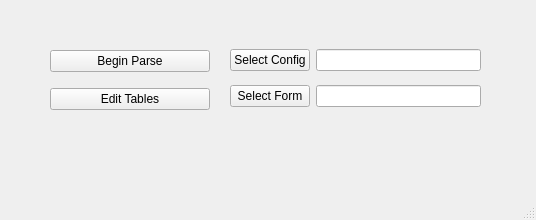
Before: the Qt Designer form resources/ui/mainwindow.ui in Acliu1498/freshman_form_parser, drawn with Qt 5.
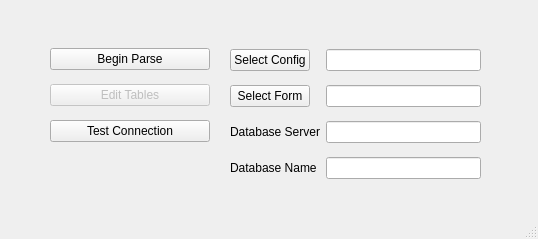
After: the same form once the commit is applied.

Commit message: added fields to enter in the database connection added button to test the connection

Patch:
```diff
--- a/resources/ui/mainwindow.ui
+++ b/resources/ui/mainwindow.ui
@@ -6,8 +6,8 @@
    <rect>
     <x>0</x>
     <y>0</y>
-    <width>536</width>
-    <height>220</height>
+    <width>538</width>
+    <height>239</height>
    </rect>
   </property>
   <property name="windowTitle">
@@ -20,7 +20,7 @@
       <x>50</x>
       <y>40</y>
       <width>160</width>
-      <height>80</height>
+      <height>111</height>
      </rect>
     </property>
     <layout class="QVBoxLayout" name="verticalLayout_2">
@@ -33,11 +33,24 @@
      </item>
      <item>
       <widget class="QPushButton" name="btn_go_to_edit_window">
+       <property name="enabled">
+        <bool>false</bool>
+       </property>
        <property name="text">
         <string>Edit Tables</string>
        </property>
       </widget>
      </item>
+     <item>
+      <widget class="QPushButton" name="btn_test_connection">
+       <property name="enabled">
+        <bool>true</bool>
+       </property>
+       <property name="text">
+        <string>Test Connection</string>
+       </property>
+      </widget>
+     </item>
     </layout>
    </widget>
    <widget class="QWidget" name="formLayoutWidget">
@@ -46,7 +59,7 @@
       <x>230</x>
       <y>40</y>
       <width>251</width>
-      <height>121</height>
+      <height>141</height>
      </rect>
     </property>
     <layout class="QFormLayout" name="formLayout">
@@ -87,6 +100,26 @@
        </property>
       </widget>
      </item>
+     <item row="2" column="1">
+      <widget class="QLineEdit" name="line_db_server"/>
+     </item>
+     <item row="3" column="1">
+      <widget class="QLineEdit" name="line_db_name"/>
+     </item>
+     <item row="2" column="0">
+      <widget class="QLabel" name="label">
+       <property name="text">
+        <string>Database Server</string>
+       </property>
+      </widget>
+     </item>
+     <item row="3" column="0">
+      <widget class="QLabel" name="label_2">
+       <property name="text">
+        <string>Database Name</string>
+       </property>
+      </widget>
+     </item>
     </layout>
    </widget>
   </widget>
```
Left out of the diff: 2 changed lines with no effect on the pictures. The commit also changes 10 other files.
